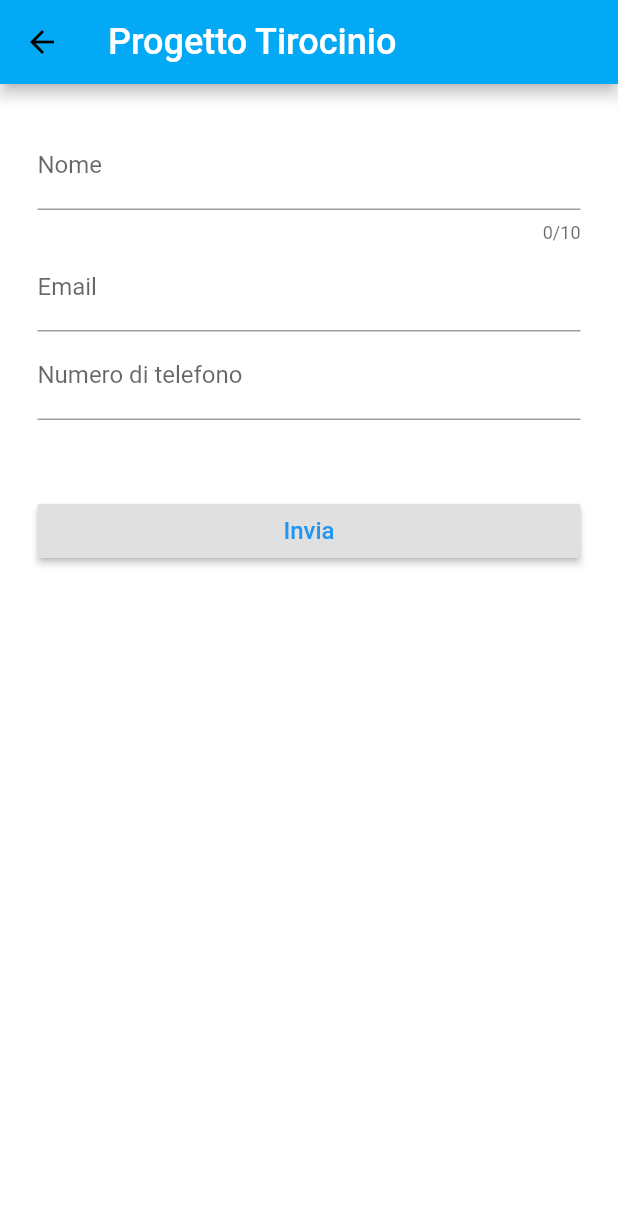
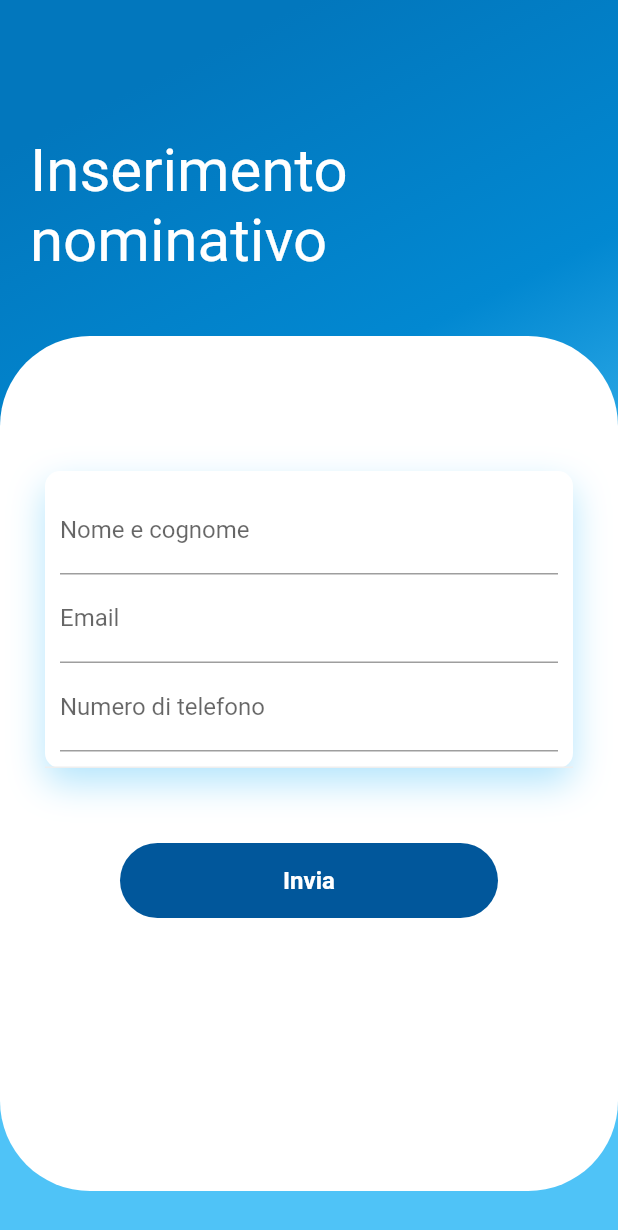
Before and after one commit to andreadeluna/letstest, a Flutter app: the screen it shows after launch, on a phone screen of 412 x 824 dp. Shown: the top 1230 px of the screen. Run offline on Flutter 3.47's test engine with Material 2 defaults, Android fonts, the phone set to English and light mode, and no system bars; our stand-ins replace fluttertoast, focus_detector, pdf, share, wakelock, webview_flutter; missing offline and left inert: flutter_full_pdf_viewer, flutter_plugin_pdf_viewer; Roboto replaces fonts that are missing (Arial).

Commit message:
Modificata grafica schermata inserimento nominativo

```diff
--- a/lib/screens/form_screen.dart
+++ b/lib/screens/form_screen.dart
@@ -1,3 +1,5 @@
+import 'package:flutter/cupertino.dart';
+import 'package:flutter/gestures.dart';
 import 'package:flutter/material.dart';
 import 'package:progettotirocinio/screens/home.dart';
 
@@ -26,8 +28,8 @@ class FormScreenState extends State<FormScreen> {
 
   Widget _buildName() {
     return TextFormField(
-      decoration: InputDecoration(labelText: 'Nome'),
-      maxLength: 10,
+      decoration: InputDecoration(labelText: 'Nome e cognome'),
+      //maxLength: 10,
       validator: (String value) {
         if (value.isEmpty) {
           return 'Il nome è richiesto';
@@ -85,32 +87,82 @@ class FormScreenState extends State<FormScreen> {
 
   Widget build(BuildContext context) {
     return Scaffold(
-      //resizeToAvoidBottomInset: false,
-      backgroundColor: Colors.white,
-      appBar: AppBar(
-        title: Text(
-          'Progetto Tirocinio',
-          style: TextStyle(color: Colors.white, fontSize: 24.0),
+      resizeToAvoidBottomInset: false,
+      body: Container(
+        padding: EdgeInsets.symmetric(vertical: 30),
+        width: double.infinity,
+        decoration: BoxDecoration(
+            gradient: LinearGradient(begin: Alignment.topCenter, colors: [
+          Colors.lightBlue[800],
+          Colors.lightBlue[700],
+          Colors.lightBlue[300],
+        ])),
+        child: Column(
+          crossAxisAlignment: CrossAxisAlignment.start,
+          children: <Widget>[
+            SizedBox(height: 40),
+            Padding(
+              padding: EdgeInsets.all(20),
+              child: Column(
+                crossAxisAlignment: CrossAxisAlignment.start,
+                children: <Widget>[
+                  Text(
+                    "Inserimento nominativo",
+                    style: TextStyle(color: Colors.white, fontSize: 40),
+                  )
+                ],
               ),
-        backgroundColor: Colors.lightBlue,
             ),
-      body: Center(
+            SizedBox(height: 20),
+            Expanded(
               child: Container(
-          margin: EdgeInsets.all(25),
+                decoration: BoxDecoration(
+                  color: Colors.white,
+                  borderRadius: BorderRadius.only(
+                      topLeft: Radius.circular(60),
+                      topRight: Radius.circular(60),
+                      bottomLeft: Radius.circular(60),
+                      bottomRight: Radius.circular(60)),
+                ),
+                child: Padding(
+                  padding: EdgeInsets.all(30),
+                  child: Column(
+                    children: <Widget>[
+                      SizedBox(height: 60),
+                      Container(
+                        decoration: BoxDecoration(
+                            color: Colors.white,
+                            borderRadius: BorderRadius.circular(10),
+                            boxShadow: [
+                              BoxShadow(
+                                color: Colors.lightBlue[100],
+                                blurRadius: 20,
+                                offset: Offset(0, 10),
+                              )
+                            ]),
+                        child: Column(
+                          children: <Widget>[
+                            Container(
+                              padding: EdgeInsets.all(10),
+                              decoration: BoxDecoration(
+                                  border: Border(
+                                      bottom:
+                                          BorderSide(color: Colors.grey[200]))),
                               child: Form(
                                 key: _formKey,
-              child: ListView(
-                children: <Widget>[
+                                child: Column(children: <Widget>[
                                   _buildName(),
                                   _buildEmail(),
                                   _buildPhoneNumber(),
+                                ]),
+                              ),
+                            ),
+                          ],
+                        ),
+                      ),
                       SizedBox(height: 50),
-                  RaisedButton(
-                    child: Text(
-                      'Invia',
-                      style: TextStyle(color: Colors.blue, fontSize: 16),
-                    ),
-                    onPressed: () {
+                      GestureDetector(
+                        onTap: () {
                           if (!_formKey.currentState.validate()) {
                             return;
                           }
@@ -126,12 +178,28 @@ class FormScreenState extends State<FormScreen> {
                           Navigator.push(
                             context,
                             MaterialPageRoute(
-                              builder: (context) =>
-                                  HomePage(status + 'INVIO DATI\n\n  ', cronologia)));
+                              builder: (context) => HomePage(
+                                  status + 'INVIO DATI\n\n  ', cronologia),
+                            ),
+                          );
                         },
+                        child: Container(
+                          height: 50,
+                          margin: EdgeInsets.symmetric(horizontal: 50),
+                          decoration: BoxDecoration(
+                              borderRadius: BorderRadius.circular(50),
+                              color: Colors.lightBlue[900]),
+                          child: Center(
+                              child: Text("Invia", style: TextStyle(color: Colors.white, fontSize: 16, fontWeight: FontWeight.bold), ),
+                              ),
+                        ),
                       )
                     ],
-              )),
+                  ),
+                ),
+              ),
+            ),
+          ],
         ),
       ),
     );
```
Lines whose indentation alone changed are shown as unchanged.
